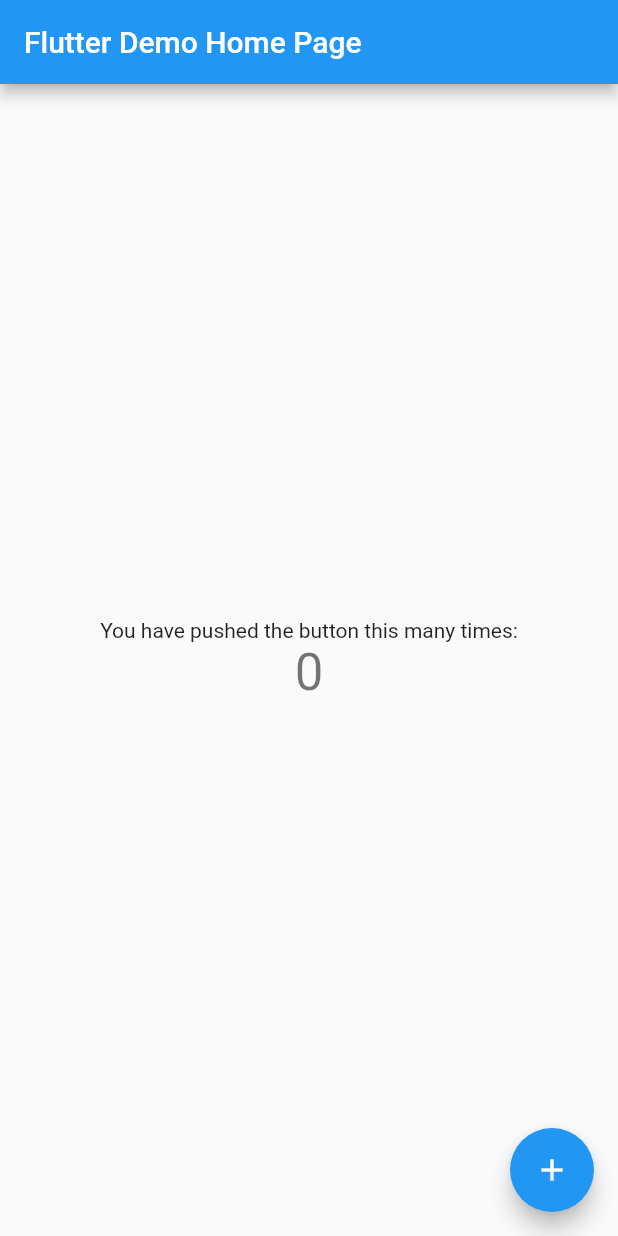
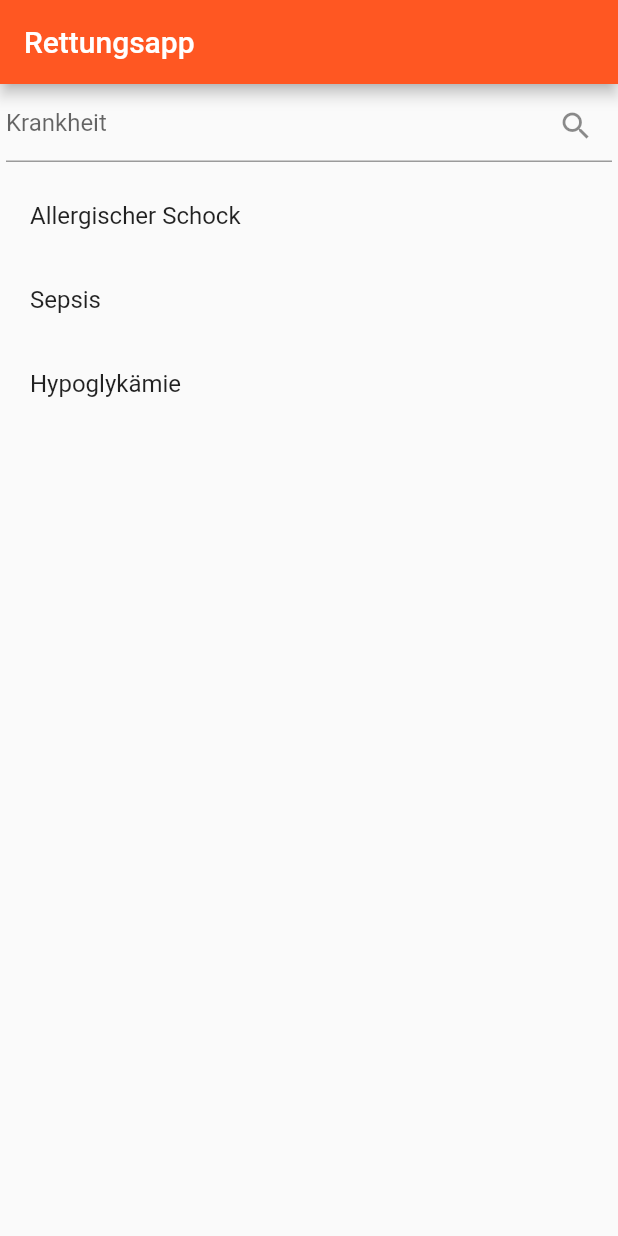
Before and after one commit to KuhnFinn/rettungs_app, a Flutter app: the screen it shows after launch, on a phone screen of 412 x 824 dp. Run offline on Flutter 3.47's test engine with Material 2 defaults, Android fonts, the phone set to English and light mode, and no system bars.

Commit message:
add search, algoithm and start third screen add web support

```diff
--- a/lib/main.dart
+++ b/lib/main.dart
@@ -1,4 +1,5 @@
 import 'package:flutter/material.dart';
+import 'package:rettungs_app/algorithm_choice.dart';
 
 void main() {
   runApp(const MyApp());
@@ -11,35 +12,18 @@ class MyApp extends StatelessWidget {
   @override
   Widget build(BuildContext context) {
     return MaterialApp(
-      title: 'Flutter Demo',
+      title: 'Rettungsapp',
+      debugShowCheckedModeBanner: false,
       theme: ThemeData(
-        // This is the theme of your application.
-        //
-        // Try running your application with "flutter run". You'll see the
-        // application has a blue toolbar. Then, without quitting the app, try
-        // changing the primarySwatch below to Colors.green and then invoke
-        // "hot reload" (press "r" in the console where you ran "flutter run",
-        // or simply save your changes to "hot reload" in a Flutter IDE).
-        // Notice that the counter didn't reset back to zero; the application
-        // is not restarted.
-        primarySwatch: Colors.blue,
+        primarySwatch: Colors.deepOrange,
       ),
-      home: const MyHomePage(title: 'Flutter Demo Home Page'),
+      home: const MyHomePage(title: 'Rettungsapp'),
     );
   }
 }
 
 class MyHomePage extends StatefulWidget {
   const MyHomePage({Key? key, required this.title}) : super(key: key);
-
-  // This widget is the home page of your application. It is stateful, meaning
-  // that it has a State object (defined below) that contains fields that affect
-  // how it looks.
-
-  // This class is the configuration for the state. It holds the values (in this
-  // case the title) provided by the parent (in this case the App widget) and
-  // used by the build method of the State. Fields in a Widget subclass are
-  // always marked "final".
 
   final String title;
 
@@ -48,68 +32,66 @@ class MyHomePage extends StatefulWidget {
 }
 
 class _MyHomePageState extends State<MyHomePage> {
-  int _counter = 0;
+  TextEditingController searchBarController = TextEditingController();
 
-  void _incrementCounter() {
-    setState(() {
-      // This call to setState tells the Flutter framework that something has
-      // changed in this State, which causes it to rerun the build method below
-      // so that the display can reflect the updated values. If we changed
-      // _counter without calling setState(), then the build method would not be
-      // called again, and so nothing would appear to happen.
-      _counter++;
-    });
-  }
+  List<String> searchedDiseases = diseases;
 
   @override
   Widget build(BuildContext context) {
-    // This method is rerun every time setState is called, for instance as done
-    // by the _incrementCounter method above.
-    //
-    // The Flutter framework has been optimized to make rerunning build methods
-    // fast, so that you can just rebuild anything that needs updating rather
-    // than having to individually change instances of widgets.
     return Scaffold(
       appBar: AppBar(
-        // Here we take the value from the MyHomePage object that was created by
-        // the App.build method, and use it to set our appbar title.
         title: Text(widget.title),
       ),
       body: Center(
-        // Center is a layout widget. It takes a single child and positions it
-        // in the middle of the parent.
         child: Column(
-          // Column is also a layout widget. It takes a list of children and
-          // arranges them vertically. By default, it sizes itself to fit its
-          // children horizontally, and tries to be as tall as its parent.
-          //
-          // Invoke "debug painting" (press "p" in the console, choose the
-          // "Toggle Debug Paint" action from the Flutter Inspector in Android
-          // Studio, or the "Toggle Debug Paint" command in Visual Studio Code)
-          // to see the wireframe for each widget.
-          //
-          // Column has various properties to control how it sizes itself and
-          // how it positions its children. Here we use mainAxisAlignment to
-          // center the children vertically; the main axis here is the vertical
-          // axis because Columns are vertical (the cross axis would be
-          // horizontal).
-          mainAxisAlignment: MainAxisAlignment.center,
+          mainAxisAlignment: MainAxisAlignment.start,
           children: <Widget>[
-            const Text(
-              'You have pushed the button this many times:',
+            Padding(
+                padding: const EdgeInsets.all(4.0),
+                child: TextField(
+                    onChanged: (value) => filterDiseases(value),
+                    controller: searchBarController,
+                    decoration: const InputDecoration(
+                        suffixIcon: Icon(Icons.search), hintText: "Krankheit")),
             ),
-            Text(
-              '$_counter',
-              style: Theme.of(context).textTheme.headline4,
-            ),
+            Padding(
+                padding: const EdgeInsets.all(4.0),
+                child: ListView.builder(
+                    shrinkWrap: true,
+                    itemCount: searchedDiseases.length,
+                    itemBuilder: (context, index) {
+                      return ListTile(
+                        title: Text(searchedDiseases[index]),
+                        onTap: () {
+                          Navigator.push(
+                              context,
+                              MaterialPageRoute(
+                                  builder: ((context) =>
+                                  AlgorithmChoice(searchedDiseases[index]))));
+                        },
+                      );
+                    })),
           ],
         ),
       ),
-      floatingActionButton: FloatingActionButton(
-        onPressed: _incrementCounter,
-        tooltip: 'Increment',
-        child: const Icon(Icons.add),
-      ), // This trailing comma makes auto-formatting nicer for build methods.
     );
   }
+
+  filterDiseases(String searchValue) {
+    List<String> newList = [];
+    if (searchValue.isEmpty) {
+      newList = diseases;
+    } else {
+      diseases.forEach((String disease) {
+        if (disease.toLowerCase().contains(searchValue.toLowerCase())) {
+          newList.add(disease);
+        }
+      });
+    }
+    setState(() {
+      searchedDiseases = newList;
+    });
+  }
 }
+
+List<String> diseases = ["Allergischer Schock", "Sepsis", "Hypoglykämie"];
```
Also changed, not shown: lib/algorithm_choice.dart (added, +53 -0 lines), lib/show_pdf.dart (added, +30 -0 lines), 7 other files.
